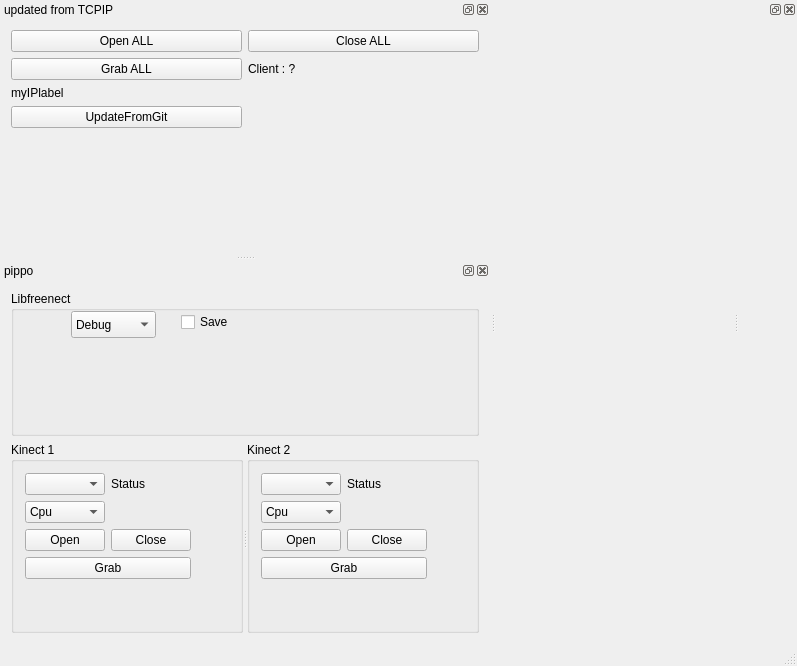
Qt form src/ServerWindow.ui (SilvioGiancola/Kinect2TCPIP) before a commit.
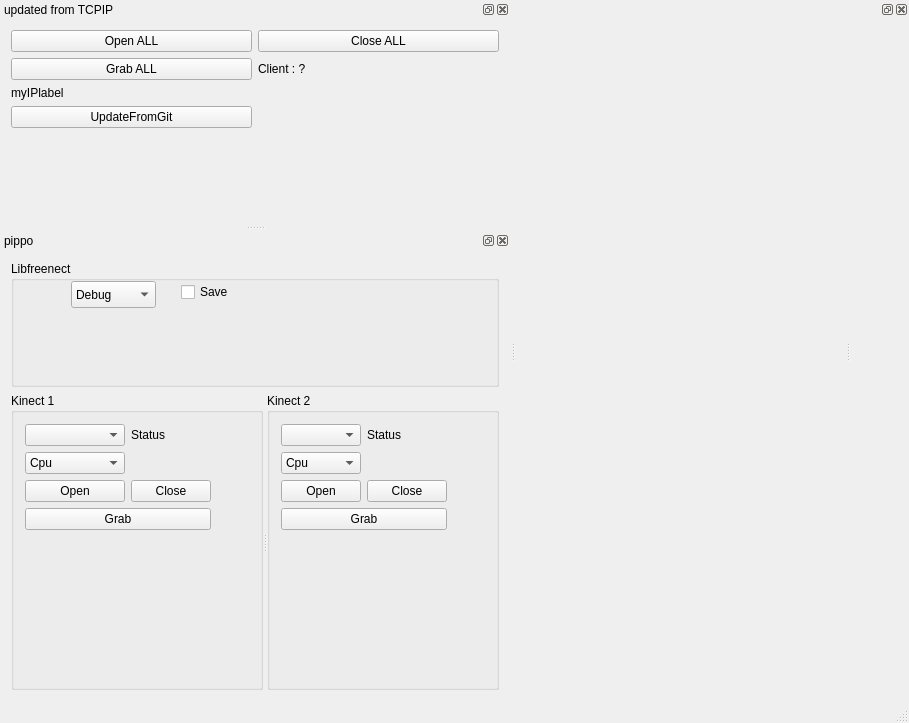
The same form after that commit. Custom widgets are drawn as their Qt base class.

Commit message: add Transformation widget

What changed in the file:
```diff
--- a/src/ServerWindow.ui
+++ b/src/ServerWindow.ui
@@ -6,8 +6,8 @@
    <rect>
     <x>0</x>
     <y>0</y>
-    <width>797</width>
-    <height>666</height>
+    <width>909</width>
+    <height>723</height>
    </rect>
   </property>
   <property name="windowTitle">
@@ -164,19 +164,6 @@
            </property>
           </widget>
          </item>
-         <item row="4" column="0">
-          <spacer name="verticalSpacer_3">
-           <property name="orientation">
-            <enum>Qt::Vertical</enum>
-           </property>
-           <property name="sizeHint" stdset="0">
-            <size>
-             <width>20</width>
-             <height>40</height>
-            </size>
-           </property>
-          </spacer>
-         </item>
          <item row="3" column="0" colspan="2">
           <widget class="QPushButton" name="pushButton_Grab_kin1">
            <property name="enabled">
@@ -218,6 +205,29 @@
            </item>
           </widget>
          </item>
+         <item row="5" column="0">
+          <spacer name="verticalSpacer_3">
+           <property name="orientation">
+            <enum>Qt::Vertical</enum>
+           </property>
+           <property name="sizeHint" stdset="0">
+            <size>
+             <width>20</width>
+             <height>40</height>
+            </size>
+           </property>
+          </spacer>
+         </item>
+         <item row="4" column="0">
+          <widget class="TransformationWidget" name="myTransformationWidget" native="true">
+           <property name="minimumSize">
+            <size>
+             <width>100</width>
+             <height>100</height>
+            </size>
+           </property>
+          </widget>
+         </item>
         </layout>
        </widget>
        <widget class="QGroupBox" name="groupBox_Kinect2">
@@ -383,6 +393,15 @@
    <header>QVTKWidget.h</header>
    <container>1</container>
   </customwidget>
+  <customwidget>
+   <class>TransformationWidget</class>
+   <extends>QWidget</extends>
+   <header>TransformationWidget.h</header>
+   <container>1</container>
+   <slots>
+    <signal>matrixchanged(TransformT)</signal>
+   </slots>
+  </customwidget>
  </customwidgets>
  <resources/>
  <connections>
```
Left out of the diff: 43 changed lines with no effect on the pictures. The commit also changes 11 other files.
